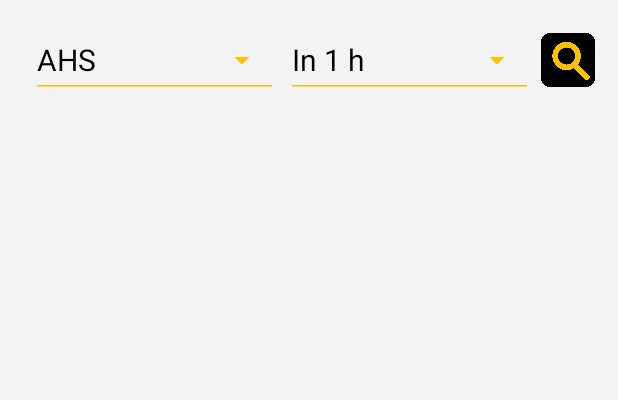
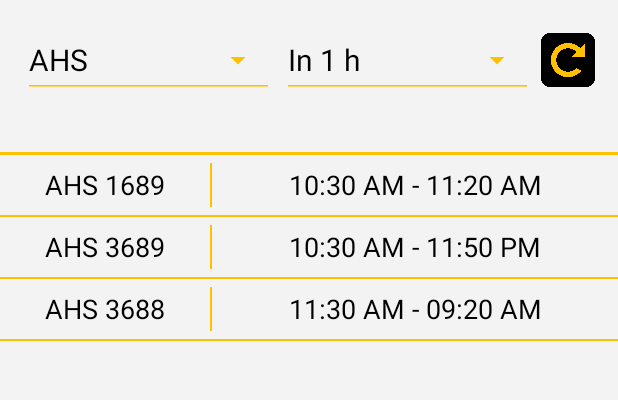
Before and after one commit to chen-iris/uwaterloo-open-classroom, an Android app: the screen it shows after launch (MainActivity), after a tap on "Search", on a phone screen of 412 x 824 dp, the part 105-505 px from its top. Run offline under Robolectric (Android 15) with nearby library versions, the phone set to English and light mode, and no system bars.

Commit message:
Add recycler view to show query results

```diff
--- a/uwaterloo-open-classroom-android/app/build.gradle
+++ b/uwaterloo-open-classroom-android/app/build.gradle
@@ -24,6 +24,7 @@ dependencies {
     implementation fileTree(dir: 'libs', include: ['*.jar'])
     implementation 'com.android.support:appcompat-v7:28.0.0'
     implementation 'com.android.support.constraint:constraint-layout:1.1.3'
+    implementation 'com.android.support:recyclerview-v7:28.0.0'
     implementation 'com.google.firebase:firebase-core:16.0.9'
     implementation 'com.crashlytics.sdk.android:crashlytics:2.10.1'
     implementation 'com.google.firebase:firebase-crash:16.2.1'
--- a/uwaterloo-open-classroom-android/app/src/main/java/io/github/wztlei/uwopenclassroom/MainActivity.java
+++ b/uwaterloo-open-classroom-android/app/src/main/java/io/github/wztlei/uwopenclassroom/MainActivity.java
@@ -15,8 +15,7 @@ import java.util.ArrayList;
 public class MainActivity extends AppCompatActivity {
 
     RoomScheduleService roomScheduleService;
-    private RecyclerView recyclerView;
-    private RecyclerView.Adapter mAdapter;
+    private RecyclerView scheduleRecyclerView;
     private RecyclerView.LayoutManager layoutManager;
 
     private static final String TAG = "WL/MainActivity";
@@ -25,14 +24,14 @@ public class MainActivity extends AppCompatActivity {
     protected void onCreate(Bundle savedInstanceState) {
         super.onCreate(savedInstanceState);
         setContentView(R.layout.activity_main);
-        recyclerView = findViewById(R.id.search_results_view);
+        scheduleRecyclerView = findViewById(R.id.search_results_view);
         // use a linear layout manager
         layoutManager = new LinearLayoutManager(this);
-        recyclerView.setLayoutManager(layoutManager);
+        scheduleRecyclerView.setLayoutManager(layoutManager);
 
         // specify an adapter (see also next example)
 //        mAdapter = new MyAdapter(myDataset);
-        recyclerView.setAdapter(mAdapter);
+
 
         roomScheduleService = RoomScheduleService.getInstance(this);
 
@@ -58,19 +57,14 @@ public class MainActivity extends AppCompatActivity {
         searchButton.setOnClickListener(new View.OnClickListener() {
             @Override
             public void onClick(View v) {
-                Toast.makeText(getApplicationContext(), "Retrieving results ...",
+                Toast.makeText(getApplicationContext(), "Refreshing ...",
                         Toast.LENGTH_SHORT).show();
 
                 String building = buildingDropdown.getSelectedItem().toString();
                 int timeIndex = hoursDropdown.getSelectedItemPosition();
-                Log.d(TAG, building + " " + timeIndex);
                 BuildingOpenSchedule buildingOpenSchedule =
                         roomScheduleService.findOpenRooms(building, timeIndex + 1);
-                Log.d(TAG, "roomOpenSchedules.size()=" + buildingOpenSchedule.size());
-
-                for (RoomTimeInterval t : buildingOpenSchedule.getOpenRoomTimeIntervals()) {
-                    Log.d(TAG, t.getBuilding() + t.getRoomNum() + " " + t.getStartHour() + ":" + t.getStartMin() + " " + t.getEndHour() + ":" + t.getEndMin());
-                }
+                scheduleRecyclerView.setAdapter(new ScheduleAdapter(buildingOpenSchedule));
             }
         });
     }
--- a/uwaterloo-open-classroom-android/app/src/main/java/io/github/wztlei/uwopenclassroom/RoomScheduleService.java
+++ b/uwaterloo-open-classroom-android/app/src/main/java/io/github/wztlei/uwopenclassroom/RoomScheduleService.java
@@ -114,7 +114,6 @@ public class RoomScheduleService {
             JSONArray classTime = classTimes.getJSONArray(i);
 
             if (classOccursToday(classTime)) {
-                Log.d(TAG, "test");
                 int startHour = classTime.getInt(START_HOUR_INDEX);
                 int startMin = classTime.getInt(START_MIN_INDEX);
                 int endHour = classTime.getInt(END_HOUR_INDEX);
@@ -202,7 +201,6 @@ public class RoomScheduleService {
         Calendar calendar = Calendar.getInstance();
         currentMonth = calendar.get(Calendar.MONTH);
         currentDate = calendar.get(Calendar.DATE);
-        Log.d(TAG, "currentDate=" + currentDate);
 
         switch (calendar.get(Calendar.DAY_OF_WEEK)) {
             case Calendar.MONDAY:
--- /dev/null
+++ b/uwaterloo-open-classroom-android/app/src/main/java/io/github/wztlei/uwopenclassroom/ScheduleAdapter.java
@@ -0,0 +1,88 @@
+package io.github.wztlei.uwopenclassroom;
+
+import android.support.annotation.NonNull;
+import android.support.v7.widget.RecyclerView;
+import android.util.Log;
+import android.view.LayoutInflater;
+import android.view.View;
+import android.view.ViewGroup;
+import android.widget.TextView;
+
+import java.util.Locale;
+
+public class ScheduleAdapter extends RecyclerView.Adapter<ScheduleAdapter.ScheduleViewHolder> {
+    private BuildingOpenSchedule buildingOpenSchedule;
+    private static final String TAG = "WL/ScheduleAdapter";
+
+    static class ScheduleViewHolder extends RecyclerView.ViewHolder {
+        TextView roomTextView;
+        TextView timeIntervalTextView;
+
+        ScheduleViewHolder(@NonNull View itemView) {
+            super(itemView);
+            roomTextView = itemView.findViewById(R.id.roomTextView);
+            timeIntervalTextView = itemView.findViewById(R.id.timeIntervalTextView);
+        }
+    }
+
+    @NonNull
+    @Override
+    public ScheduleViewHolder onCreateViewHolder(@NonNull ViewGroup viewGroup, int i) {
+        View view = LayoutInflater.from(viewGroup.getContext())
+                .inflate(R.layout.layout_schedule_item, viewGroup, false);
+        return new ScheduleViewHolder(view);
+    }
+
+    @Override
+    public void onBindViewHolder(@NonNull ScheduleViewHolder scheduleViewHolder, int i) {
+        String building = buildingOpenSchedule.getBuilding();
+        RoomTimeInterval roomTimeInterval = buildingOpenSchedule.getOpenRoomTimeIntervals().get(i);
+
+        String roomNum = roomTimeInterval.getRoomNum();
+        String room = building + " " + roomNum;
+
+        int startHour = roomTimeInterval.getStartHour();
+        int startMin = roomTimeInterval.getStartMin();
+        int endHour = roomTimeInterval.getEndHour();
+        int endMin = roomTimeInterval.getEndMin();
+
+        String timeInterval = format12hTime(startHour, startMin) + " - "
+                + format12hTime(endHour, endMin);
+
+        scheduleViewHolder.roomTextView.setText(room);
+        scheduleViewHolder.timeIntervalTextView.setText(timeInterval);
+    }
+
+    private String format12hTime(int hourIn24hTime, int min) {
+        if (hourIn24hTime < 0 || hourIn24hTime > 23 || min < 0 || min > 60) {
+            throw new IllegalArgumentException();
+        }
+
+        String minStr = formatHourOrMin(min);
+
+        if (hourIn24hTime == 0) {
+            return String.format("12:%s AM", minStr);
+        } else if (hourIn24hTime <= 11) {
+            String hourStr = formatHourOrMin(hourIn24hTime);
+            return String.format("%s:%s AM", hourStr, minStr);
+        } else if (hourIn24hTime == 12) {
+            return String.format("12:%s PM", minStr);
+        } else {
+            String hourStr = formatHourOrMin(hourIn24hTime - 12);
+            return String.format("%s:%s PM", hourStr, minStr);
+        }
+    }
+
+    private String formatHourOrMin(int hourOrMin) {
+        return String.format(Locale.CANADA, "%02d", hourOrMin);
+    }
+
+    @Override
+    public int getItemCount() {
+        return buildingOpenSchedule.size();
+    }
+
+    ScheduleAdapter(BuildingOpenSchedule buildingOpenSchedule) {
+        this.buildingOpenSchedule = buildingOpenSchedule;
+    }
+}
--- a/uwaterloo-open-classroom-android/app/src/main/res/layout/activity_main.xml
+++ b/uwaterloo-open-classroom-android/app/src/main/res/layout/activity_main.xml
@@ -32,8 +32,6 @@
             android:layout_width="0dp"
             android:layout_height="50dp"
             android:layout_weight="1"
-            android:layout_marginLeft="5dp"
-            android:layout_marginStart="5dp"
             android:spinnerMode="dropdown"
             android:textSize="20sp"
             android:dropDownWidth="match_parent"
@@ -57,7 +55,7 @@
         <ImageView
             android:layout_width="36dp"
             android:layout_height="36dp"
-            android:src="@drawable/search_icon"
+            android:src="@drawable/refresh_icon"
             android:contentDescription="@string/str_search"
             android:id="@+id/searchButton"
             android:clickable="true"
@@ -66,6 +64,12 @@
 
     </LinearLayout>
 
+    <View
+        android:layout_width="match_parent"
+        android:layout_height="2dp"
+        android:layout_marginTop="36dp"
+        android:background="@color/colorAccent"/>
+
     <android.support.v7.widget.RecyclerView
         android:id="@+id/search_results_view"
         android:scrollbars="vertical"
--- /dev/null
+++ b/uwaterloo-open-classroom-android/app/src/main/res/layout/layout_schedule_item.xml
@@ -0,0 +1,41 @@
+<?xml version="1.0" encoding="utf-8"?>
+<LinearLayout xmlns:android="http://schemas.android.com/apk/res/android"
+    android:layout_width="match_parent"
+    android:layout_height="wrap_content"
+    android:orientation="vertical">
+
+    <LinearLayout xmlns:android="http://schemas.android.com/apk/res/android"
+        android:layout_width="match_parent"
+        android:layout_height="match_parent"
+        android:orientation="horizontal" >
+
+        <TextView
+            android:layout_width="140dp"
+            android:layout_height="40dp"
+            android:id="@+id/roomTextView"
+            android:gravity="center"
+            android:textSize="18sp"
+            android:textColor="@color/colorPrimary" />
+
+        <View
+            android:layout_width="1dp"
+            android:layout_marginTop="5dp"
+            android:layout_marginBottom="5dp"
+            android:layout_height="match_parent"
+            android:background="@color/colorAccent"/>
+
+        <TextView
+            android:layout_width="match_parent"
+            android:layout_height="40dp"
+            android:id="@+id/timeIntervalTextView"
+            android:gravity="center"
+            android:textSize="18sp"
+            android:textColor="@color/colorPrimary" />
+    </LinearLayout>
+
+    <View
+        android:layout_width="match_parent"
+        android:layout_height="1dp"
+        android:background="@color/colorAccent"/>
+
+</LinearLayout>
```
Also changed, not shown: uwaterloo-open-classroom-android/app/src/main/res/drawable/refresh_icon.png (added), 1 other file.
